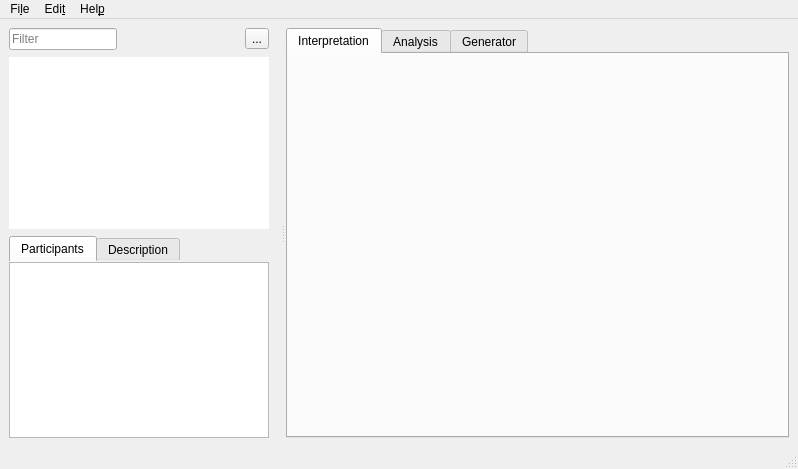
Before: the Qt Designer form ui/main.ui in jopohl/urh, drawn with Qt 5.
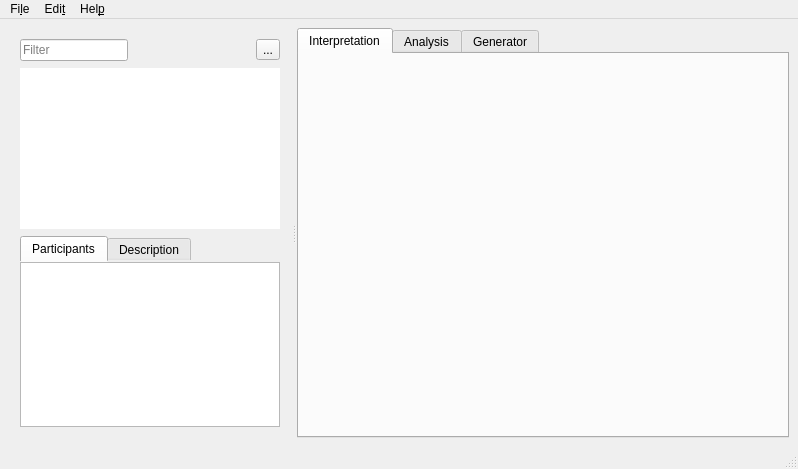
After: the same form once the commit is applied. Icons and pictures are not drawn. Custom widgets are drawn as their Qt base class.

The edit to the form file:
```diff
--- a/ui/main.ui
+++ b/ui/main.ui
@@ -49,16 +49,16 @@
          <number>7</number>
         </property>
         <property name="leftMargin">
-         <number>0</number>
+         <number>11</number>
         </property>
         <property name="topMargin">
-         <number>0</number>
+         <number>11</number>
         </property>
         <property name="rightMargin">
          <number>11</number>
         </property>
         <property name="bottomMargin">
-         <number>0</number>
+         <number>11</number>
         </property>
         <item>
          <layout class="QHBoxLayout" name="horizontalLayout_3">
@@ -234,7 +234,7 @@
           <number>0</number>
          </property>
          <property name="topMargin">
-          <number>2</number>
+          <number>0</number>
          </property>
          <property name="rightMargin">
           <number>0</number>
```
Left out of the diff: 4 changed lines with no effect on the pictures.
